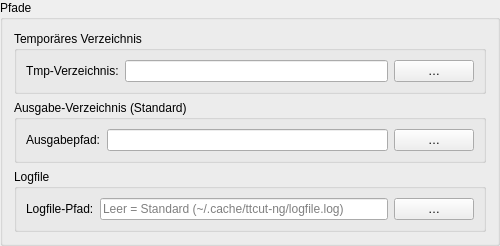
Before: the Qt Designer form ui/ttcutsettingspaths.ui in MINIXJR/TTCut-ng, drawn with Qt 5.
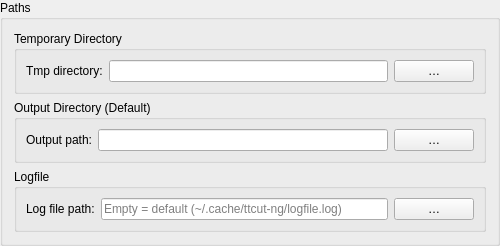
After: the same form once the commit is applied.

Patch:
```diff
--- a/ui/ttcutsettingspaths.ui
+++ b/ui/ttcutsettingspaths.ui
@@ -5,16 +5,16 @@
   <property name="geometry">
    <rect><x>0</x><y>0</y><width>500</width><height>200</height></rect>
   </property>
-  <property name="title"><string>Pfade</string></property>
+  <property name="title"><string>Paths</string></property>
   <layout class="QVBoxLayout">
    <item>
     <widget class="QGroupBox" name="gbTmpPath">
-     <property name="title"><string>Temporäres Verzeichnis</string></property>
+     <property name="title"><string>Temporary Directory</string></property>
      <layout class="QFormLayout">
       <item row="0" column="0">
        <widget class="QLabel" name="laTmpDir">
-        <property name="text"><string>Tmp-Verzeichnis:</string></property>
-        <property name="toolTip"><string>Verzeichnis für temporäre Files während Cut/Mux (audio.mp2, video.m2v, etc.).</string></property>
+        <property name="text"><string>Tmp directory:</string></property>
+        <property name="toolTip"><string>Directory for temporary files during cut/mux (audio.mp2, video.m2v, etc.).</string></property>
        </widget>
       </item>
       <item row="0" column="1">
@@ -36,12 +36,12 @@
    </item>
    <item>
     <widget class="QGroupBox" name="gbCutOutput">
-     <property name="title"><string>Ausgabe-Verzeichnis (Standard)</string></property>
+     <property name="title"><string>Output Directory (Default)</string></property>
      <layout class="QFormLayout">
       <item row="0" column="0">
        <widget class="QLabel" name="laCutDir">
-        <property name="text"><string>Ausgabepfad:</string></property>
-        <property name="toolTip"><string>Standard-Verzeichnis für Cut-Ausgaben. Im Cut-Dialog pro Projekt überschreibbar; der Projekt-Pfad wird in der .ttcut-Datei gespeichert.</string></property>
+        <property name="text"><string>Output path:</string></property>
+        <property name="toolTip"><string>Default directory for cut output. Can be overridden per project in the cut dialog; the project path is stored in the .ttcut file.</string></property>
        </widget>
       </item>
       <item row="0" column="1">
@@ -67,16 +67,16 @@
      <layout class="QFormLayout">
       <item row="0" column="0">
        <widget class="QLabel" name="laLogfile">
-        <property name="text"><string>Logfile-Pfad:</string></property>
-        <property name="toolTip"><string>Pfad zur Logdatei. Leer = Standard (~/.cache/ttcut-ng/logfile.log).</string></property>
+        <property name="text"><string>Log file path:</string></property>
+        <property name="toolTip"><string>Path to the log file. Empty = default (~/.cache/ttcut-ng/logfile.log).</string></property>
        </widget>
       </item>
       <item row="0" column="1">
        <layout class="QHBoxLayout">
         <item>
          <widget class="QLineEdit" name="leLogfile">
-          <property name="placeholderText"><string>Leer = Standard (~/.cache/ttcut-ng/logfile.log)</string></property>
-          <property name="toolTip"><string>Pfad zur Logdatei. Leer = Standard (~/.cache/ttcut-ng/logfile.log).</string></property>
+          <property name="placeholderText"><string>Empty = default (~/.cache/ttcut-ng/logfile.log)</string></property>
+          <property name="toolTip"><string>Path to the log file. Empty = default (~/.cache/ttcut-ng/logfile.log).</string></property>
          </widget>
         </item>
         <item>
```
Left out of the diff: 4 changed lines with no effect on the pictures.
